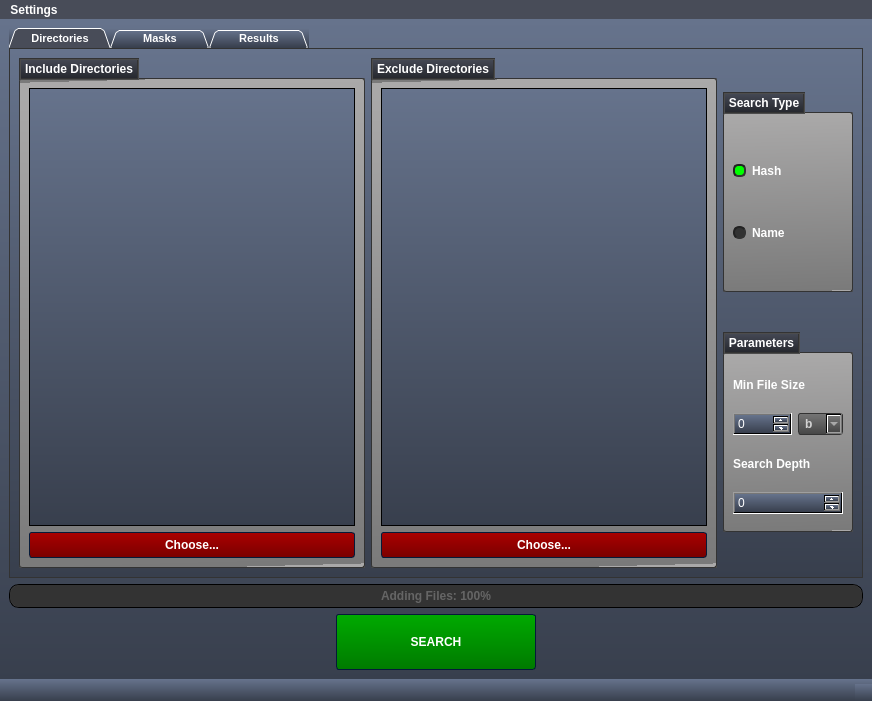
Old version of the form ui/mainwindow.ui in the repository BorisTestov/duplicate_finder_python.
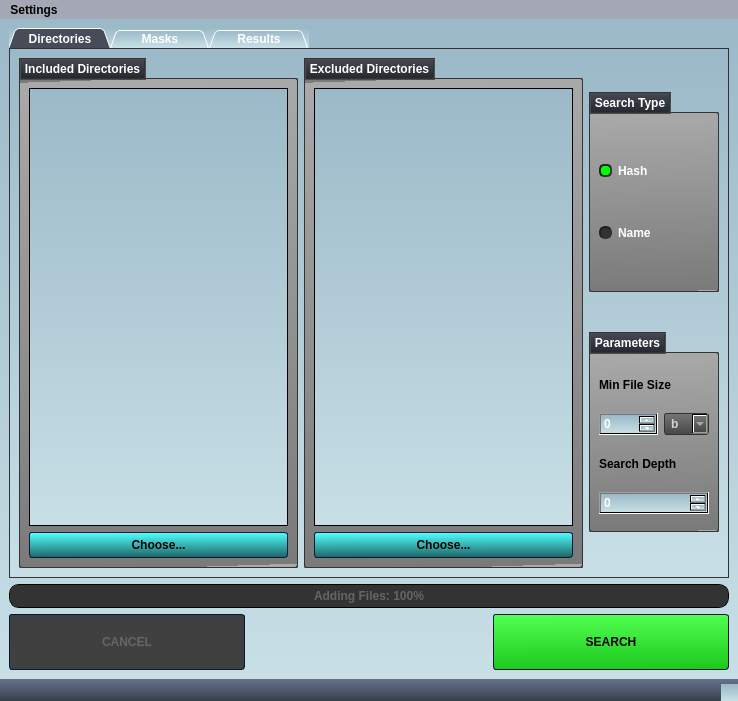
New version of the form. Icons and pictures are not drawn.

```diff
--- a/ui/mainwindow.ui
+++ b/ui/mainwindow.ui
@@ -9,7 +9,7 @@
    <rect>
     <x>0</x>
     <y>0</y>
-    <width>872</width>
+    <width>738</width>
     <height>701</height>
    </rect>
   </property>
@@ -22,7 +22,7 @@
 MIT License
 
 Permission is hereby granted, free of charge, to any person obtaining a copy
-of this software and associated documentation files (the &quot;Software&quot;), to deal
+of this software and associated documentation files (the &amp;quot;Software&amp;quot;), to deal
 in the Software without restriction, including without limitation the rights
 to use, copy, modify, merge, publish, distribute, sublicense, and/or sell
 copies of the Software, and to permit persons to whom the Software is
@@ -40,10 +40,18 @@
 SOFTWARE.
 */
 
+*
+{
+    font-size: 9pt;
+    font-weight: bold;
+}
+
+
+
 /*-----QWidget-----*/
 QWidget
 {
-	background-color: qlineargradient(spread:repeat, x1:1, y1:0, x2:1, y2:1, stop:0 rgba(102, 115, 140, 255),stop:1 rgba(56, 63, 77, 255));
+	background-color: qlineargradient(spread:repeat, x1:1, y1:0, x2:1, y2:1, stop:0 rgba(155,185,200, 255),stop:1 rgba(200,223,230, 255));
 	color: #ffffff;
 	border-color: #051a39;
 
@@ -54,7 +62,7 @@
 QLabel
 {
 	background-color: transparent;
-	color: #ffffff;
+	color: #000;
 	font-weight: bold;
 
 }
@@ -71,9 +79,9 @@
 /*-----QMenuBar-----*/
 QMenuBar
 {
-	background-color: #484c58;
-	color: #ffffff;
-	border-color: #051a39;
+	background-color: #a4a8b4;/*484c58;*/
+	color: #000;
+	border-color: #fae5c6;
 	font-weight: bold;
 
 }
@@ -98,7 +106,7 @@
 QMenuBar::item:selected
 {
     background-color: #c4c5c3;
-	color: #000000;
+	color: #ccc;
     border: 1px solid #000000;
 
 }
@@ -174,8 +182,8 @@
 /*-----QPushButton-----*/
 QPushButton
 {
-	background-color: qlineargradient(spread:repeat, x1:0.486, y1:0, x2:0.505, y2:1, stop:0.00480769 rgba(170, 0, 0, 255),stop:1 rgba(122, 0, 0, 255));
-	color: #ffffff;
+	background-color: qlineargradient(spread:repeat, x1:0.486, y1:0, x2:0.505, y2:1, stop:0.00480769 rgba(80, 255, 255, 255),stop:1 rgba(30, 100, 100, 255));
+	color: #000;
 	font-weight: bold;
 	border-style: solid;
 	border-width: 1px;
@@ -222,7 +230,7 @@
 
 
 /*-----QToolButton-----*/
-QToolButton 
+QToolButton
 {
 	background-color: qlineargradient(spread:repeat, x1:1, y1:0, x2:1, y2:1, stop:0 rgba(177, 181, 193, 255),stop:1 rgba(159, 163, 174, 255));
 	color: #ffffff;
@@ -376,7 +384,7 @@
 
 
 /*-----QGroupBox-----*/
-QGroupBox 
+QGroupBox
 {
     border: 1px groove #333333;
 	border-radius: 2px;
@@ -385,7 +393,7 @@
 }
 
 
-QGroupBox 
+QGroupBox
 {
 	background-color: qlineargradient(spread:repeat, x1:0.486, y1:0, x2:0.505, y2:1, stop:0.00480769 rgba(170, 169, 169, 255),stop:1 rgba(122, 122, 122, 255));
 	font-weight: bold;
@@ -393,7 +401,7 @@
 }
 
 
-QGroupBox::title  
+QGroupBox::title
 {
     background-color: qlineargradient(spread:repeat, x1:1, y1:0, x2:1, y2:1, stop:0 rgba(71, 75, 87, 255),stop:1 rgba(35, 37, 43, 255));
     color: #ffffff;
@@ -479,12 +487,12 @@
 
 
 QRadioButton::indicator::unchecked
-{ 
-	border: 2px inset #222222; 
-	border-radius: 6px; 
+{
+	border: 2px inset #222222;
+	border-radius: 6px;
 	background-color:  #323232;
-	width: 9px; 
-	height: 9px; 
+	width: 9px;
+	height: 9px;
 
 }
 
@@ -501,12 +509,12 @@
 
 
 QRadioButton::indicator::checked
-{ 
-	border: 2px inset #222222; 
-	border-radius: 5px; 
-	background-color: #00ff00; 
-	width: 9px; 
-	height: 9px; 
+{
+	border: 2px inset #222222;
+	border-radius: 5px;
+	background-color: #00ff00;
+	width: 9px;
+	height: 9px;
 
 }
 
@@ -527,7 +535,7 @@
 }
 
 
-/*-----QTableView &amp; QTableWidget-----*/
+/*-----QTableView &amp;amp; QTableWidget-----*/
 QTableView
 {
     background-color: #808080;
@@ -551,7 +559,7 @@
 }
 
 
-QTableView::item:hover 
+QTableView::item:hover
 {
     background-color: #484c58;
     color: #f0f0f0;
@@ -559,7 +567,7 @@
 }
 
 
-QTableView::item:selected 
+QTableView::item:selected
 {
     background-color: #484c58;
     border: 2px groove #00ff00;
@@ -591,7 +599,7 @@
 	font-weight: bold;
     text-align: left;
 	padding: 4px;
-	
+
 }
 
 
@@ -656,7 +664,7 @@
 	font-weight: bold;
 	width: 80px;
 	height: 9px;
-	
+
 }
 
 
@@ -668,7 +676,7 @@
 }
 
 
-QTabWidget::pane 
+QTabWidget::pane
 {
 	background-color: transparent;
 	color: #ffffff;
@@ -695,35 +703,35 @@
 }
 
 
-QTabBar::tab:!selected 
+QTabBar::tab:!selected
 {
     background-color: #a3a7b2;
 
 }
 
 
-QTabBar::tab:!selected:hover 
+QTabBar::tab:!selected:hover
 {
     background-color: #484c58;
 
 }
 
 
-QTabBar::tab:top:!selected 
+QTabBar::tab:top:!selected
 {
     margin-top: 1px;
 
 }
 
 
-QTabBar::tab:bottom:!selected 
+QTabBar::tab:bottom:!selected
 {
     margin-bottom: 3px;
 
 }
 
 
-QTabBar::tab:top, QTabBar::tab:bottom 
+QTabBar::tab:top, QTabBar::tab:bottom
 {
     min-width: 8ex;
     margin-right: -1px;
@@ -732,14 +740,14 @@
 }
 
 
-QTabBar::tab:top:selected 
+QTabBar::tab:top:selected
 {
     border-bottom-color: none;
 
 }
 
 
-QTabBar::tab:bottom:selected 
+QTabBar::tab:bottom:selected
 {
     border-top-color: none;
 
@@ -747,14 +755,14 @@
 
 
 QTabBar::tab:top:last, QTabBar::tab:bottom:last,
-QTabBar::tab:top:only-one, QTabBar::tab:bottom:only-one 
+QTabBar::tab:top:only-one, QTabBar::tab:bottom:only-one
 {
     margin-right: 0;
 
 }
 
 
-QTabBar::tab:left:!selected 
+QTabBar::tab:left:!selected
 {
     margin-right: 2px;
 
@@ -768,7 +776,7 @@
 }
 
 
-QTabBar::tab:left, QTabBar::tab:right 
+QTabBar::tab:left, QTabBar::tab:right
 {
     min-height: 15ex;
     margin-bottom: -1px;
@@ -777,14 +785,14 @@
 }
 
 
-QTabBar::tab:left:selected 
+QTabBar::tab:left:selected
 {
     border-left-color: none;
 
 }
 
 
-QTabBar::tab:right:selected 
+QTabBar::tab:right:selected
 {
     border-right-color: none;
 
@@ -792,7 +800,7 @@
 
 
 QTabBar::tab:left:last, QTabBar::tab:right:last,
-QTabBar::tab:left:only-one, QTabBar::tab:right:only-one 
+QTabBar::tab:left:only-one, QTabBar::tab:right:only-one
 {
     margin-bottom: 0;
 
@@ -806,7 +814,7 @@
 }
 
 
-QSlider::groove:horizontal 
+QSlider::groove:horizontal
 {
 	background-color: transparent;
 	height: 6px;
@@ -814,7 +822,7 @@
 }
 
 
-QSlider::sub-page:horizontal 
+QSlider::sub-page:horizontal
 {
 	background-color: qlineargradient(spread:reflect, x1:1, y1:0, x2:1, y2:1, stop:0.00480769 rgba(201, 201, 201, 255),stop:1 rgba(72, 72, 72, 255));
 	border: 1px solid #000;
@@ -822,18 +830,18 @@
 }
 
 
-QSlider::add-page:horizontal 
+QSlider::add-page:horizontal
 {
 	background-color: #404040;
-	border: 1px solid #000; 
+	border: 1px solid #000;
 
 }
 
 
-QSlider::handle:horizontal 
+QSlider::handle:horizontal
 {
 	background-color: qlineargradient(spread:reflect, x1:1, y1:0, x2:1, y2:1, stop:0.00480769 rgba(201, 201, 201, 255),stop:1 rgba(72, 72, 72, 255));
-	border: 1px solid #000; 
+	border: 1px solid #000;
 	width: 12px;
 	margin-top: -6px;
 	margin-bottom: -6px;
@@ -841,14 +849,14 @@
 }
 
 
-QSlider::handle:horizontal:hover 
+QSlider::handle:horizontal:hover
 {
 	background-color: #808080;
 
 }
 
 
-QSlider::sub-page:horizontal:disabled 
+QSlider::sub-page:horizontal:disabled
 {
 	background-color: #bbb;
 	border-color: #999;
@@ -856,7 +864,7 @@
 }
 
 
-QSlider::add-page:horizontal:disabled 
+QSlider::add-page:horizontal:disabled
 {
 	background-color: #eee;
 	border-color: #999;
@@ -864,7 +872,7 @@
 }
 
 
-QSlider::handle:horizontal:disabled 
+QSlider::handle:horizontal:disabled
 {
 	background-color: #eee;
 	border: 1px solid #aaa;
@@ -872,7 +880,7 @@
 }
 
 
-QSlider::groove:vertical 
+QSlider::groove:vertical
 {
 	background-color: transparent;
 	width: 6px;
@@ -880,7 +888,7 @@
 }
 
 
-QSlider::sub-page:vertical 
+QSlider::sub-page:vertical
 {
 	background-color: qlineargradient(spread:reflect, x1:0, y1:0.483, x2:1, y2:0.517, stop:0.00480769 rgba(201, 201, 201, 255),stop:1 rgba(72, 72, 72, 255));
 	border: 1px solid #000;
@@ -888,7 +896,7 @@
 }
 
 
-QSlider::add-page:vertical 
+QSlider::add-page:vertical
 {
 	background-color: #404040;
 	border: 1px solid #000;
@@ -896,7 +904,7 @@
 }
 
 
-QSlider::handle:vertical 
+QSlider::handle:vertical
 {
 	background-color: qlineargradient(spread:reflect, x1:0, y1:0.483, x2:1, y2:0.517, stop:0.00480769 rgba(201, 201, 201, 255),stop:1 rgba(72, 72, 72, 255));
 	border: 1px solid #000;
@@ -907,14 +915,14 @@
 }
 
 
-QSlider::handle:vertical:hover 
+QSlider::handle:vertical:hover
 {
 	background-color: #808080;
 
 }
 
 
-QSlider::sub-page:vertical:disabled 
+QSlider::sub-page:vertical:disabled
 {
 	background-color: #bbb;
 	border-color: #999;
@@ -922,7 +930,7 @@
 }
 
 
-QSlider::add-page:vertical:disabled 
+QSlider::add-page:vertical:disabled
 {
 	background-color: #eee;
 	border-color: #999;
@@ -930,7 +938,7 @@
 }
 
 
-QSlider::handle:vertical:disabled 
+QSlider::handle:vertical:disabled
 {
 	background-color: #eee;
 	border: 1px solid #aaa;
@@ -1142,6 +1150,97 @@
 }
 
 
+/*-----Green buttons-----*/
+QPushButton#search_button
+{
+	background-color: qlineargradient(spread:repeat, x1:0.486, y1:0, x2:0.505, y2:1, stop:0.00480769 rgba(80, 255, 80, 255),stop:1 rgba(30, 200, 30, 255));
+	color: #000;
+	font-weight: bold;
+	border-style: solid;
+	border-width: 1px;
+	border-radius: 3px;
+	border-color: #051a39;
+	padding: 5px;
+}
+
+
+QPushButton#search_button::disabled
+{
+	background-color: #404040;
+	color: #656565;
+	border-color: #051a39;
+}
+
+
+QPushButton#search_button::hover
+{
+	background-color: #009c00;
+	color: #000;
+	border-style: solid;
+	border-width: 1px;
+	border-radius: 3px;
+	border-color: #051a39;
+	padding: 5px;
+}
+
+
+QPushButton#search_button::pressed
+{
+	background-color: #008800;
+	color: #000;
+	border-style: solid;
+	border-width: 2px;
+	border-radius: 3px;
+	border-color: #000000;
+	padding: 5px;
+}
+
+
+QPushButton#delete_files_ok_button
+{
+	background-color: qlineargradient(spread:repeat, x1:0.486, y1:0, x2:0.505, y2:1, stop:0.00480769 rgba(0, 170, 0, 255),stop:1 rgba(0, 122, 0, 255));
+	color: #ffffff;
+	font-weight: bold;
+	border-style: solid;
+	border-width: 1px;
+	border-radius: 3px;
+	border-color: #051a39;
+	padding: 5px;
+
+}
+
+
+QPushButton#delete_files_ok_button::disabled
+{
+	background-color: #404040;
+	color: #656565;
+	border-color: #051a39;
+
+}
+
+
+QPushButton#delete_files_ok_button::hover
+{
+	background-color: #009c00;
+	color: #ffffff;
+	border-style: solid;
+	border-width: 1px;
+	border-radius: 3px;
+	border-color: #051a39;
+	padding: 5px;
+}
+
+
+QPushButton#delete_files_ok_button::pressed
+{
+	background-color: #008800;
+	color: #ffffff;
+	border-style: solid;
+	border-width: 2px;
+	border-radius: 3px;
+	border-color: #000000;
+	padding: 5px;
+}
 </string>
   </property>
   <property name="tabShape">
@@ -1151,88 +1250,6 @@
    <layout class="QGridLayout" name="gridLayout">
     <item row="1" column="0">
      <layout class="QGridLayout" name="search_runner_layout">
-      <item row="1" column="1">
-       <widget class="QPushButton" name="search_button">
-        <property name="minimumSize">
-         <size>
-          <width>200</width>
-          <height>56</height>
-         </size>
-        </property>
-        <property name="maximumSize">
-         <size>
-          <width>16777215</width>
-          <height>56</height>
-         </size>
-        </property>
-        <property name="styleSheet">
-         <string notr="true">QPushButton
-{
-	background-color: qlineargradient(spread:repeat, x1:0.486, y1:0, x2:0.505, y2:1, stop:0.00480769 rgba(0, 170, 0, 255),stop:1 rgba(0, 122, 0, 255));
-	color: #ffffff;
-	font-weight: bold;
-	border-style: solid;
-	border-width: 1px;
-	border-radius: 3px;
-	border-color: #051a39;
-	padding: 5px;
-
-}
-
-
-QPushButton::disabled
-{
-	background-color: #404040;
-	color: #656565;
-	border-color: #051a39;
-
-}
-
-
-QPushButton::hover
-{
-	background-color: #009c00;
-	color: #ffffff;
-	border-style: solid;
-	border-width: 1px;
-	border-radius: 3px;
-	border-color: #051a39;
-	padding: 5px;
-
-}
-
-
-QPushButton::pressed
-{
-	background-color: #008800;
-	color: #ffffff;
-	border-style: solid;
-	border-width: 2px;
-	border-radius: 3px;
-	border-color: #000000;
-	padding: 5px;
-
-}
-</string>
-        </property>
-        <property name="text">
-         <string>SEARCH</string>
-        </property>
-       </widget>
-      </item>
-      <item row="1" column="2">
-       <spacer name="right_spacer">
-        <property name="orientation">
-         <enum>Qt::Horizontal</enum>
-        </property>
-        <property name="sizeHint" stdset="0">
-         <size>
-          <width>40</width>
-          <height>20</height>
-         </size>
-        </property>
-       </spacer>
-      </item>
       <item row="0" column="0" colspan="3">
        <widget class="QProgressBar" name="progress_bar">
         <property name="enabled">
@@ -1269,17 +1286,42 @@
        </widget>
       </item>
       <item row="1" column="0">
-       <spacer name="left_spacer">
-        <property name="orientation">
-         <enum>Qt::Horizontal</enum>
+       <widget class="QPushButton" name="abort_button">
+        <property name="enabled">
+         <bool>false</bool>
         </property>
-        <property name="sizeHint" stdset="0">
+        <property name="sizePolicy">
+         <sizepolicy hsizetype="Minimum" vsizetype="Minimum">
+          <horstretch>0</horstretch>
+          <verstretch>0</verstretch>
+         </sizepolicy>
+        </property>
+        <property name="text">
+         <string>CANCEL</string>
+        </property>
+       </widget>
+      </item>
+      <item row="1" column="2">
+       <widget class="QPushButton" name="search_button">
+        <property name="minimumSize">
          <size>
-          <width>40</width>
-          <height>20</height>
+          <width>200</width>
+          <height>56</height>
          </size>
         </property>
-       </spacer>
+        <property name="maximumSize">
+         <size>
+          <width>16777215</width>
+          <height>56</height>
+         </size>
+        </property>
+        <property name="styleSheet">
+         <string notr="true"/>
+        </property>
+        <property name="text">
+         <string>SEARCH</string>
+        </property>
+       </widget>
       </item>
      </layout>
     </item>
@@ -1287,7 +1329,7 @@
      <widget class="QTabWidget" name="tabs">
       <property name="font">
        <font>
-        <pointsize>8</pointsize>
+        <pointsize>9</pointsize>
         <italic>false</italic>
         <bold>true</bold>
         <underline>false</underline>
@@ -1336,7 +1378,7 @@
            </size>
           </property>
           <property name="title">
-           <string>Include Directories</string>
+           <string>Included Directories</string>
           </property>
           <layout class="QVBoxLayout" name="verticalLayout_2">
            <item>
@@ -1367,7 +1409,7 @@
            </size>
           </property>
           <property name="title">
-           <string>Exclude Directories</string>
+           <string>Excluded Directories</string>
           </property>
           <layout class="QVBoxLayout" name="verticalLayout">
            <item>
@@ -1476,6 +1518,12 @@
               <layout class="QHBoxLayout" name="horizontalLayout">
                <item>
                 <widget class="QSpinBox" name="min_file_size_spin_box">
+                 <property name="sizePolicy">
+                  <sizepolicy hsizetype="Minimum" vsizetype="Fixed">
+                   <horstretch>0</horstretch>
+                   <verstretch>0</verstretch>
+                  </sizepolicy>
+                 </property>
                  <property name="styleSheet">
                   <string notr="true"/>
                  </property>
@@ -1504,6 +1552,12 @@
                </item>
                <item>
                 <widget class="QComboBox" name="size_suffix_box">
+                 <property name="sizePolicy">
+                  <sizepolicy hsizetype="Minimum" vsizetype="Fixed">
+                   <horstretch>0</horstretch>
+                   <verstretch>0</verstretch>
+                  </sizepolicy>
+                 </property>
                  <item>
                   <property name="text">
                    <string>b</string>
@@ -1543,6 +1597,12 @@
              </item>
              <item>
               <widget class="QSpinBox" name="depth_spin_box">
+               <property name="sizePolicy">
+                <sizepolicy hsizetype="Minimum" vsizetype="Fixed">
+                 <horstretch>0</horstretch>
+                 <verstretch>0</verstretch>
+                </sizepolicy>
+               </property>
                <property name="styleSheet">
                 <string notr="true"/>
                </property>
@@ -1721,7 +1781,7 @@
     <rect>
      <x>0</x>
      <y>0</y>
-     <width>872</width>
+     <width>738</width>
      <height>22</height>
     </rect>
    </property>
```
Left out of the diff: 137 changed lines with no effect on the pictures.
